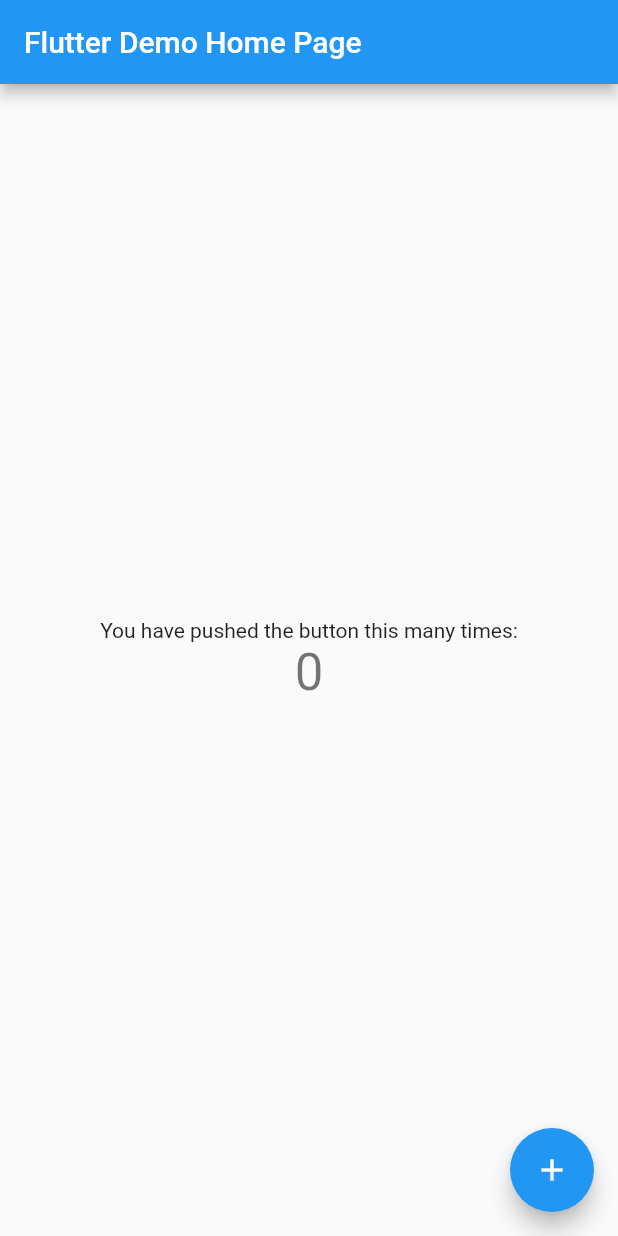
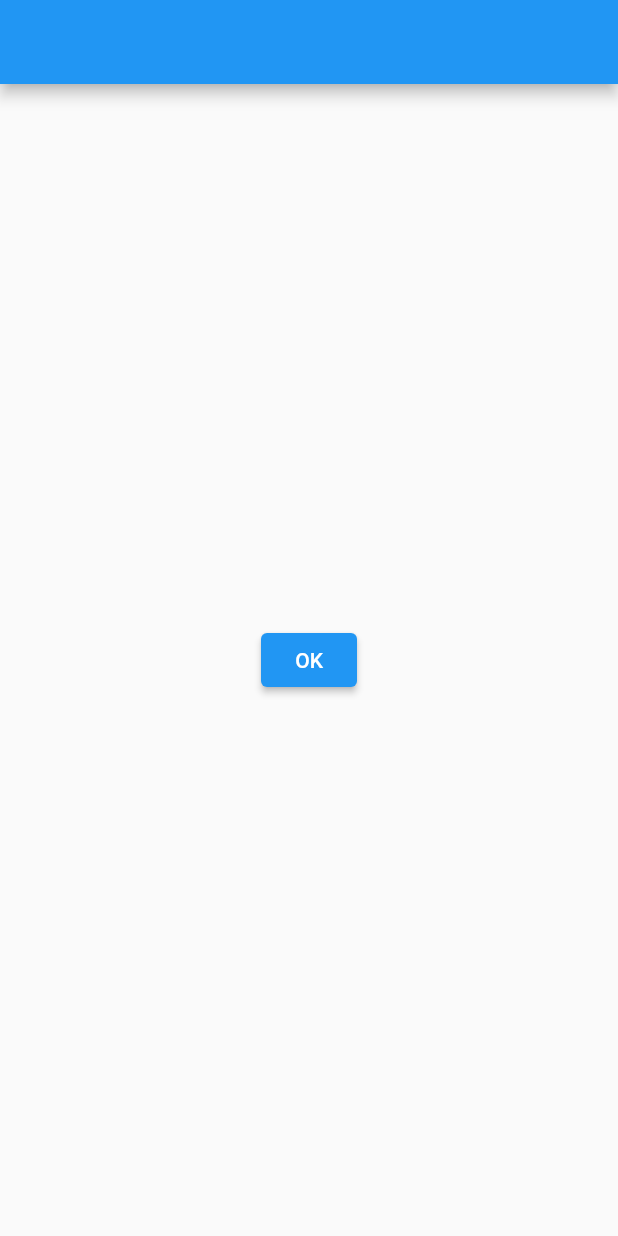
Before and after one commit to kamil-matula/MovieRecommender, a Flutter app: the screen it shows after launch, on a phone screen of 412 x 824 dp. Run offline on Flutter 3.47's test engine with Material 2 defaults, Android fonts, the phone set to English and light mode, and no system bars; our stand-ins replace firebase_core, flutter_bloc; accounts and stored records are empty.

Commit message:
Add very basic routing

```diff
--- /dev/null
+++ b/lib/auth_page/auth_page.dart
@@ -0,0 +1,36 @@
+import 'package:flutter/material.dart';
+import 'package:flutter_bloc/flutter_bloc.dart';
+import 'package:movie_recommender/main_page/cubit/bottom_nav_bar_cubit.dart';
+import 'package:movie_recommender/main_page/main_page.dart';
+
+class AuthPage extends StatelessWidget {
+  const AuthPage({Key? key}) : super(key: key);
+
+  @override
+  Widget build(BuildContext context) {
+    return Scaffold(
+      appBar: AppBar(), // TODO: Customize it or remove it
+      body: Column(
+        mainAxisAlignment: MainAxisAlignment.center,
+        children: [
+          // TODO: Add input fields and buttons
+          Center(
+            child: ElevatedButton(
+              onPressed: () async {
+                Navigator.of(context).pushReplacement(
+                  MaterialPageRoute(
+                    builder: (_) => BlocProvider(
+                      create: (_) => BottomNavBarCubit(),
+                      child: const MainPage(),
+                    ),
+                  ),
+                );
+              },
+              child: const Text('OK'),
+            ),
+          ),
+        ],
+      ),
+    );
+  }
+}
--- a/lib/main.dart
+++ b/lib/main.dart
@@ -1,5 +1,6 @@
 import 'package:firebase_core/firebase_core.dart';
 import 'package:flutter/material.dart';
+import 'package:movie_recommender/auth_page/auth_page.dart';
 import 'package:movie_recommender/firebase_options.dart';
 
 void main() async {
@@ -14,58 +15,10 @@ class MyApp extends StatelessWidget {
   @override
   Widget build(BuildContext context) {
     return MaterialApp(
-      title: 'Flutter Demo',
-      theme: ThemeData(
-        primarySwatch: Colors.blue,
-      ),
-      home: const MyHomePage(title: 'Flutter Demo Home Page'),
+      debugShowCheckedModeBanner: false,
+      title: 'Movie Recommender',
+      theme: ThemeData(primarySwatch: Colors.blue),
+      home: const AuthPage(),
     );
   }
 }
-
-class MyHomePage extends StatefulWidget {
-  const MyHomePage({super.key, required this.title});
-
-  final String title;
-
-  @override
-  State<MyHomePage> createState() => _MyHomePageState();
-}
-
-class _MyHomePageState extends State<MyHomePage> {
-  int _counter = 0;
-
-  void _incrementCounter() {
-    setState(() {
-      _counter++;
-    });
-  }
-
-  @override
-  Widget build(BuildContext context) {
-    return Scaffold(
-      appBar: AppBar(
-        title: Text(widget.title),
-      ),
-      body: Center(
-        child: Column(
-          mainAxisAlignment: MainAxisAlignment.center,
-          children: [
-            const Text(
-              'You have pushed the button this many times:',
-            ),
-            Text(
-              '$_counter',
-              style: Theme.of(context).textTheme.headline4,
-            ),
-          ],
-        ),
-      ),
-      floatingActionButton: FloatingActionButton(
-        onPressed: _incrementCounter,
-        tooltip: 'Increment',
-        child: const Icon(Icons.add),
-      ),
-    );
-  }
-}
--- /dev/null
+++ b/lib/main_page/cubit/bottom_nav_bar_cubit.dart
@@ -0,0 +1,9 @@
+import 'package:flutter_bloc/flutter_bloc.dart';
+
+/// Cubit responsible for managing bottom navigation bar in Main Page.
+class BottomNavBarCubit extends Cubit<int> {
+  BottomNavBarCubit() : super(0);
+
+  /// Changes stored index.
+  void changeIndex(int newIndex) => emit(newIndex);
+}
--- a/pubspec.yaml
+++ b/pubspec.yaml
@@ -11,6 +11,7 @@ dependencies:
   firebase_core: ^1.24.0
   flutter:
     sdk: flutter
+  flutter_bloc: ^8.1.1
 
 dev_dependencies:
   flutter_lints: ^2.0.0
```
Also changed, not shown: lib/main_page/main_page.dart (added, +50 -0 lines), lib/main_page/widgets/all_movies_tab.dart (added, +14 -0 lines), lib/main_page/widgets/my_preferences_tab.dart (added, +14 -0 lines), pubspec.lock, 1 other file.
